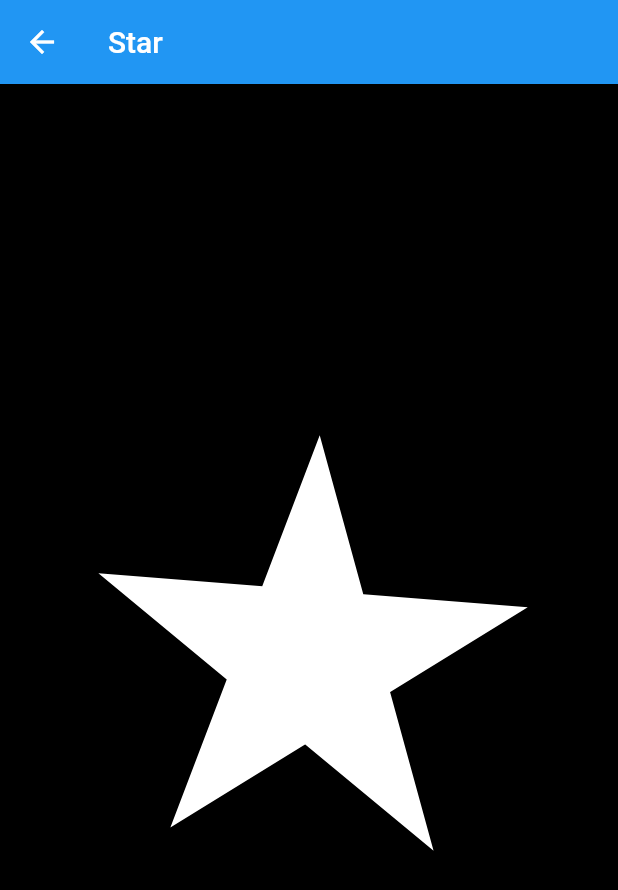
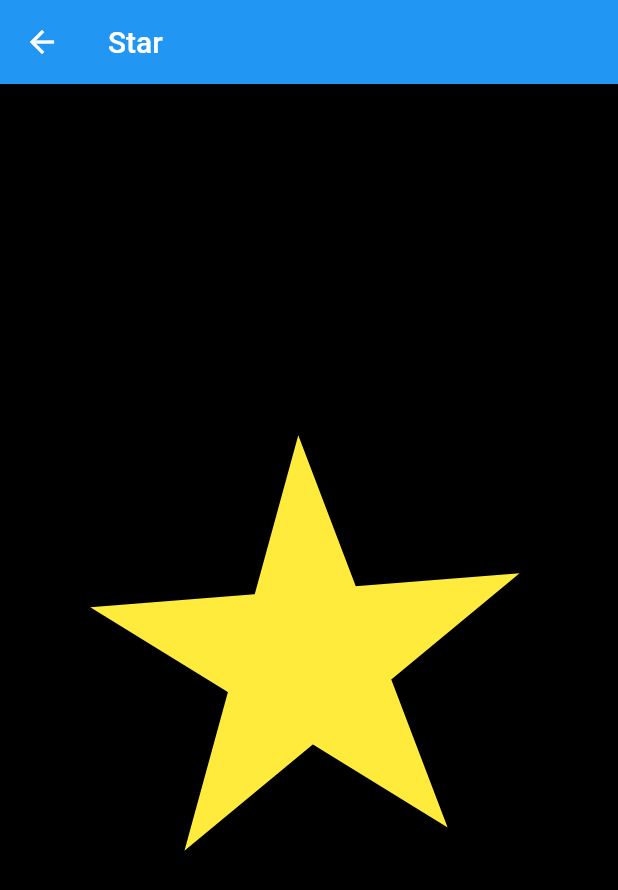
Before and after one commit to kazuki-oshino/custom_painter_sample, a Flutter app: the screen it shows after launch, after a tap on "Star", on a phone screen of 412 x 824 dp. Shown: the top 890 px of the screen. Run offline on Flutter 3.47's test engine with Material 2 defaults, Android fonts, the phone set to English and light mode, and no system bars; our stand-ins replace flutter_hooks, hooks_riverpod.

Commit message:
change the star to reverse rotation

```diff
--- a/lib/views/star/star_painter.dart
+++ b/lib/views/star/star_painter.dart
@@ -9,7 +9,7 @@ class StarPainter extends CustomPainter {
 
   @override
   void paint(Canvas canvas, Size size) {
-    final _offsetList = <Offset>[
+    final _starOffsetList = <Offset>[
       Offset(90, 120),
       Offset(-145, -45),
       Offset(145, -45),
@@ -17,13 +17,14 @@ class StarPainter extends CustomPainter {
       Offset(0, -145),
     ];
 
-    final _rotateOffsetList = _offsetList.map((o) => _rotate(o, val)).toList();
+    final _rotateOffsetList =
+        _starOffsetList.map((o) => _rotate(o, val)).toList();
 
     final path = Path()..addPolygon(_rotateOffsetList, false);
     canvas.drawPath(
       path,
       Paint()
-        ..color = Colors.white
+        ..color = Colors.yellow
         ..strokeWidth = 1.0,
     );
   }
@@ -35,8 +36,8 @@ class StarPainter extends CustomPainter {
 
   /// 回転の公式を利用し、指定したラジアンで回転させた場合のOffsetを返す
   Offset _rotate(Offset old, double radians) {
-    final dx = (old.dx * cos(radians)) - (old.dy * sin(radians));
-    final dy = (old.dx * sin(radians)) + (old.dy * cos(radians));
+    final dx = old.dx * cos(radians) - old.dy * sin(radians);
+    final dy = old.dx * sin(radians) + old.dy * cos(radians);
     return Offset(dx, dy);
   }
 }
--- a/lib/views/star/star_screen.dart
+++ b/lib/views/star/star_screen.dart
@@ -54,7 +54,7 @@ class _StarScreenState extends State<StarScreen> with SingleTickerProviderStateM
           return Center(
             child: CustomPaint(
               // size: Size(double.infinity, double.infinity),
-              painter: StarPainter(val: animation.value),
+              painter: StarPainter(val: -animation.value),
             ),
           );
         },
```
